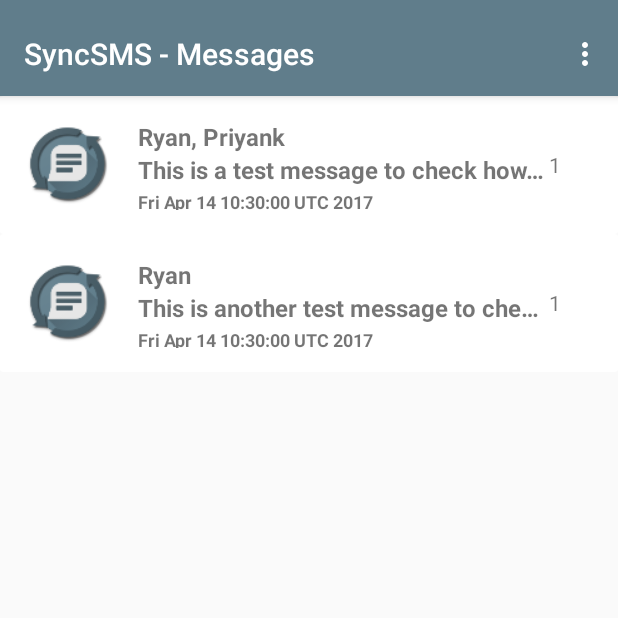
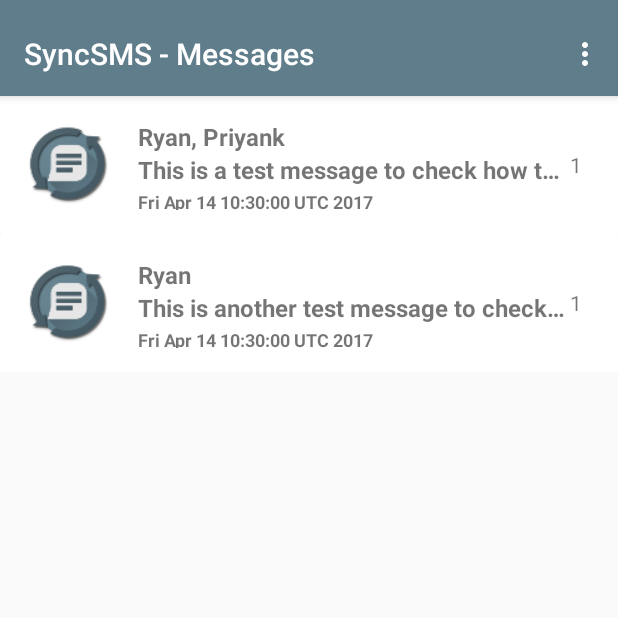
Before and after one commit to pvasa/SyncSMS, an Android app: the screen it shows after launch (MainActivity), on a phone screen of 412 x 824 dp, the top half of it. Run offline under Robolectric (Android 15) with nearby library versions, the phone set to English and light mode, and no system bars.

Commit message:
Code cleanup

```diff
--- a/app/src/main/res/layout/card_view_messages.xml
+++ b/app/src/main/res/layout/card_view_messages.xml
@@ -26,7 +26,7 @@
             android:orientation="vertical"
             android:layout_marginTop="@dimen/fab_margin"
             android:layout_marginBottom="@dimen/fab_margin"
-            android:layout_weight="3">
+            android:layout_weight="9">
 
             <TextView
                 android:id="@+id/tv_name"
@@ -56,8 +56,7 @@
             android:layout_width="0dp"
             android:layout_height="match_parent"
             android:gravity="center_vertical"
-            android:text="1"
-            android:layout_weight=".5"/>
+            android:layout_weight="1"/>
 
     </LinearLayout>
 
```
Also changed, not shown: 4 other files.
